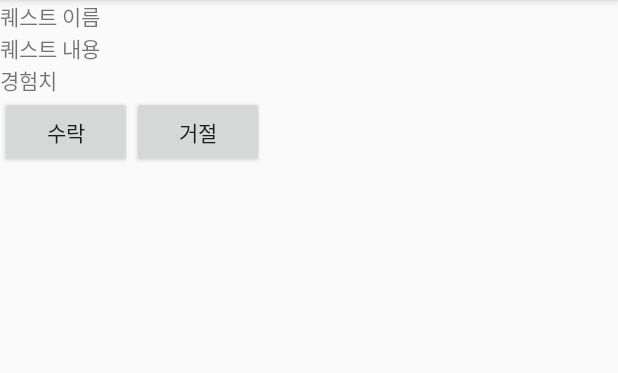
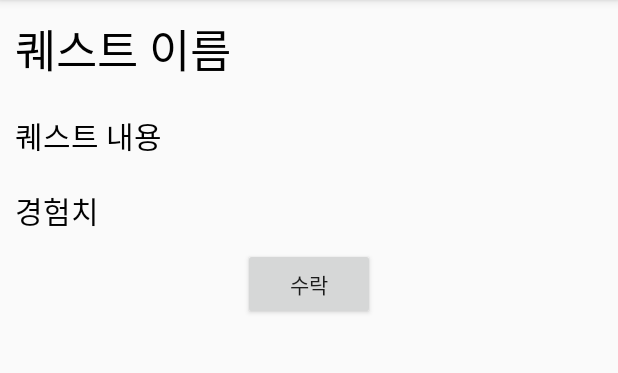
Before and after one commit to iicdii/Myongdventure, an Android app: the QuestDetailActivity screen opened directly, with no data from a screen before it, on a phone screen of 412 x 824 dp, the part 84-457 px from its top. Run offline under Robolectric (Android 15) with nearby library versions, the phone set to English and light mode, and no system bars; our stand-ins replace Firebase (no records; nobody signed in at launch, a user with empty details on screens opened directly).

Commit message:
자잘한 디자인 수정

```diff
--- a/app/src/main/res/layout/activity_quest.xml
+++ b/app/src/main/res/layout/activity_quest.xml
@@ -11,7 +11,9 @@
         android:layout_width="match_parent"
         android:layout_height="wrap_content"
         android:id="@+id/tv_countView"
-        android:layout_marginTop="10dp"
+        android:padding="10dp"
+        android:textSize="20sp"
+        android:textColor="#000"
         android:text="총 0개의 퀘스트가 있습니다."/>
 
     <ListView
--- a/app/src/main/res/layout/activity_quest_detail.xml
+++ b/app/src/main/res/layout/activity_quest_detail.xml
@@ -12,38 +12,35 @@
         android:layout_width="wrap_content"
         android:layout_height="wrap_content"
         android:id="@+id/tv_title"
+        android:padding="10dp"
+        android:textColor="#000"
+        android:textSize="30sp"
         android:text="퀘스트 이름"/>
 
     <TextView
         android:layout_width="wrap_content"
         android:layout_height="wrap_content"
         android:id="@+id/tv_content"
+        android:padding="10dp"
+        android:textColor="#000"
+        android:textSize="20sp"
         android:text="퀘스트 내용"/>
 
     <TextView
         android:layout_width="wrap_content"
         android:layout_height="wrap_content"
         android:id="@+id/tv_exp"
+        android:padding="10dp"
+        android:textColor="#000"
+        android:textSize="20sp"
         android:text="경험치"/>
 
-    <LinearLayout
+    <Button
         android:layout_width="wrap_content"
-        android:layout_height="wrap_content">
-
-        <Button
-            android:layout_width="wrap_content"
-            android:layout_height="wrap_content"
-            android:id="@+id/btn_accept"
-            android:onClick="handleAccept"
-            android:text="수락"/>
-
-        <Button
-            android:layout_width="wrap_content"
-            android:layout_height="wrap_content"
-            android:id="@+id/btn_deny"
-            android:text="거절"/>
-
-
-    </LinearLayout>
+        android:layout_height="wrap_content"
+        android:layout_gravity="center"
+        android:id="@+id/btn_accept"
+        android:onClick="handleAccept"
+        android:text="수락"/>
 
 </LinearLayout>
--- a/app/src/main/res/layout/dialog_quest.xml
+++ b/app/src/main/res/layout/dialog_quest.xml
@@ -6,6 +6,7 @@
     android:layout_width="300dp"
     android:layout_height="wrap_content"
     android:padding="20dp"
+    android:background="#fff"
     tools:context="com.myongji.myongdventure.dialog.QuestDialog">
 
     <TextView
```
Also changed, not shown: app/src/main/res/layout/activity_my_quest.xml (+6 -1 lines).
